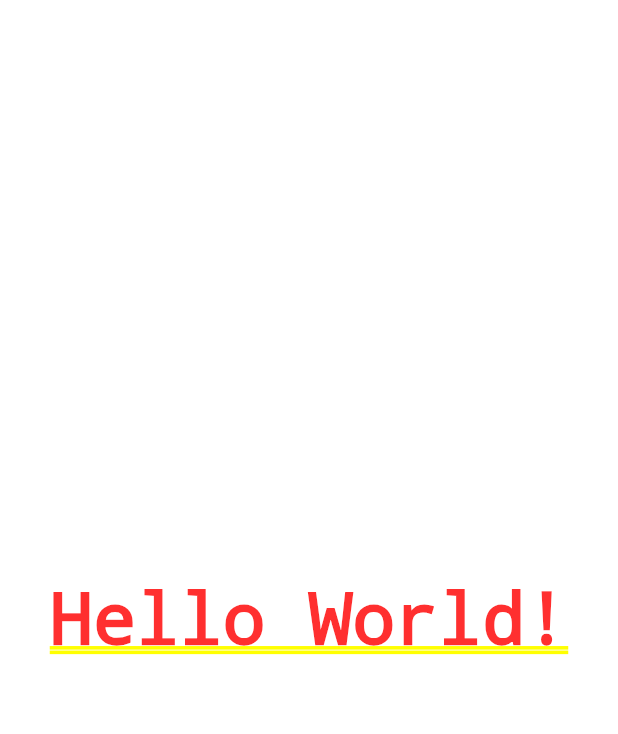
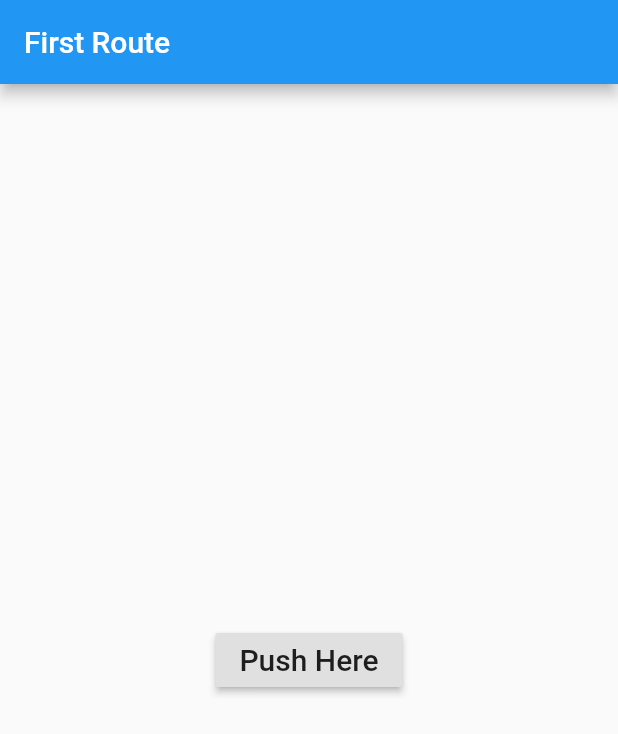
Before and after one commit to fieldflat/flutter_tutorial, a Flutter app: the screen it shows after launch, on a phone screen of 412 x 824 dp. Shown: the top 734 px of the screen. Run offline on Flutter 3.47's test engine with Material 2 defaults, Android fonts, the phone set to English and light mode, and no system bars.

Commit message:
画面遷移の例1

```diff
--- a/lib/main.dart
+++ b/lib/main.dart
@@ -1,12 +1,64 @@
 import 'package:flutter/material.dart';
 
-void main()
-{
+void main() {
   runApp(
-    MaterialApp(
-      home: Center(
-        child: Text('Hello World!')
-      ),
-    ),
+    MaterialApp(home: FirstRoute())
   );
 }
+
+class FirstRoute extends StatelessWidget {
+  @override
+  Widget build(BuildContext context) {
+    return Scaffold(
+      appBar: AppBar(
+        title: Text('First Route'),
+      ),
+      body: Center(
+        child: Column(
+          mainAxisAlignment: MainAxisAlignment.center,
+          children: <Widget>[
+            RaisedButton(
+              onPressed: (){
+                Navigator.push(context,
+                  MaterialPageRoute(
+                    builder: (context) => SecondRoute()
+                  )
+                );
+              },
+              child: Text(
+                'Push Here',
+                style: TextStyle(fontSize: 20),
+              ),
+            ),
+          ],
+        ),
+      ),
+    );
+  }
+}
+
+class SecondRoute extends StatelessWidget {
+  @override
+  Widget build(BuildContext context) {
+    return Scaffold(
+      appBar: AppBar(
+        title: Text('Second Route'),
+      ),
+      body: Center(
+        child: Column(
+          mainAxisAlignment: MainAxisAlignment.center,
+          children: <Widget>[
+            RaisedButton(
+              onPressed: (){
+                Navigator.pop(context);
+              },
+              child: Text('Push Here2',
+                style: TextStyle(fontSize: 20),
+              )
+            ),
+          ],
+        ),
+      ),
+    );
+  }
+}
```
